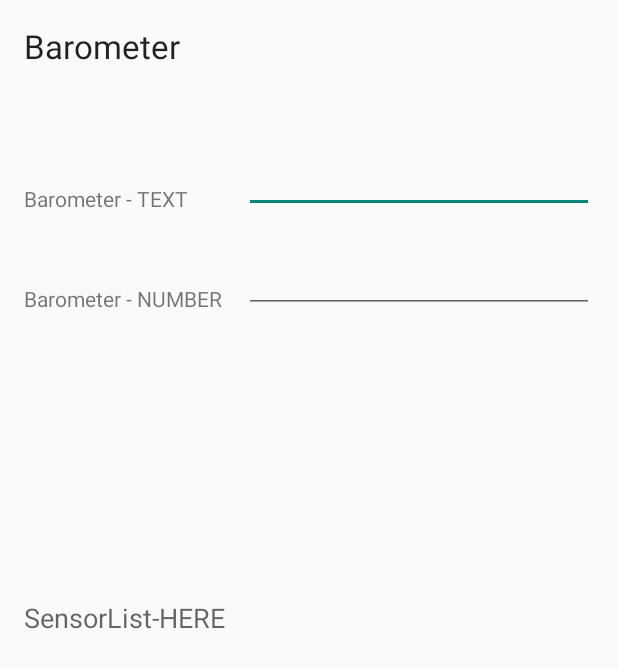
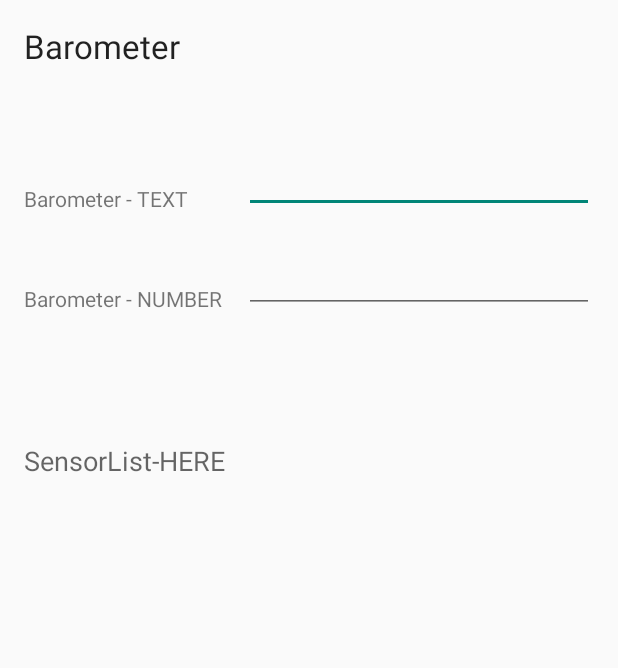
Before and after one commit to daKrueml/strawberry-firecracker, an Android app: the layout activity_barometer_request.xml on its own in the app's theme, with its tools: preview values and no code run, on a phone screen of 412 x 824 dp. Shown: the top 668 px of the screen. Run offline under Robolectric (Android 15) with nearby library versions, the phone set to English and light mode, and no system bars.

Commit message:
Barometer Layout überarbeitet

```diff
--- a/barometer/src/main/res/layout/activity_barometer_request.xml
+++ b/barometer/src/main/res/layout/activity_barometer_request.xml
@@ -62,10 +62,11 @@
         android:textAppearance="?android:attr/textAppearanceMedium"
         android:text="@string/SensorList"
         android:id="@+id/SensorList"
-        android:layout_centerVertical="true"
+        android:layout_below="@+id/LabelNumBarometer"
+        android:layout_marginTop="86dp"
+        android:layout_alignParentRight="true"
+        android:layout_alignParentEnd="true"
         android:layout_alignParentLeft="true"
-        android:layout_alignParentStart="true"
-        android:layout_alignParentRight="true"
-        android:layout_alignParentEnd="true" />
+        android:layout_alignParentStart="true" />
 
 </RelativeLayout>
```
